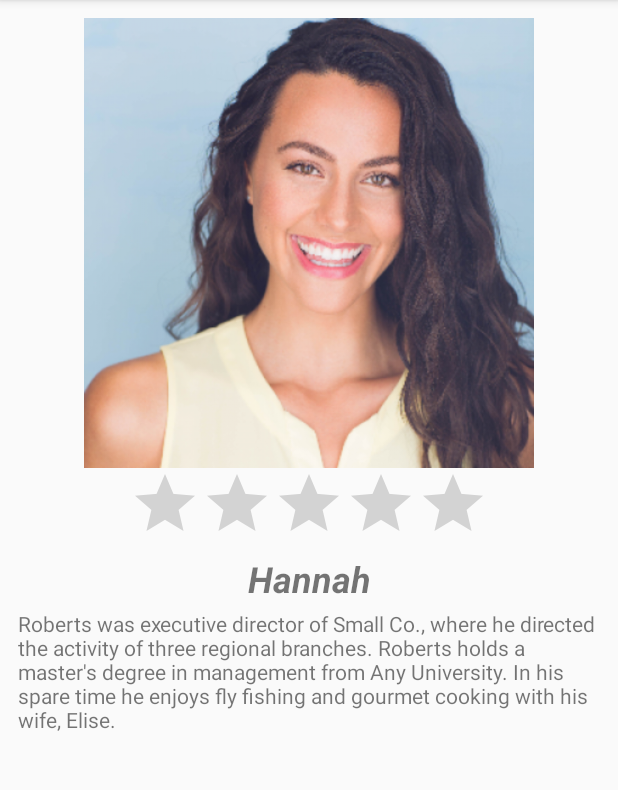
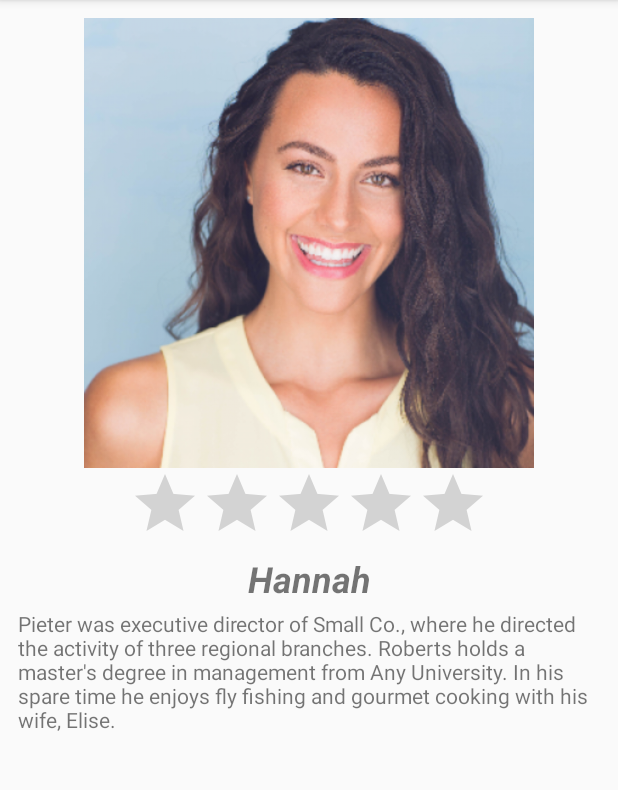
Before and after one commit to tomotten/Friendsr, an Android app: the screen it shows after launch (ProfileActivity), after a tap on "Hannah", on a phone screen of 412 x 824 dp, the part 84-874 px from its top. Run offline under Robolectric (Android 15) with nearby library versions, the phone set to English and light mode, and no system bars.

```diff
--- a/app/src/main/AndroidManifest.xml
+++ b/app/src/main/AndroidManifest.xml
@@ -4,7 +4,7 @@
 
     <application
         android:allowBackup="true"
-        android:icon="@mipmap/ic_launcher"
+        android:icon="@drawable/friendsricon"
         android:label="@string/app_name"
         android:roundIcon="@mipmap/ic_launcher_round"
         android:supportsRtl="true"
--- a/app/src/main/java/com/friendsr/tom/friendsr/FriendsAdapter.java
+++ b/app/src/main/java/com/friendsr/tom/friendsr/FriendsAdapter.java
@@ -31,6 +31,7 @@ public class FriendsAdapter extends ArrayAdapter<Friend> {
         }
         Friend currFriend = friends.get(position);
 
+        // change all personal fields to display friend
         ImageView img = convertView.findViewById(R.id.imgView);
         TextView name = convertView.findViewById(R.id.nameField);
         img.setImageDrawable(getContext().getDrawable(currFriend.getDrawableId()));
--- a/app/src/main/java/com/friendsr/tom/friendsr/MainActivity.java
+++ b/app/src/main/java/com/friendsr/tom/friendsr/MainActivity.java
@@ -20,7 +20,7 @@ public class MainActivity extends AppCompatActivity {
         super.onCreate(savedInstanceState);
         setContentView(R.layout.activity_main);
 
-        String bioTest = "Roberts was executive director of Small Co., where he directed the activity of three regional branches. Roberts holds a master's degree in management from Any University. In his spare time he enjoys fly fishing and gourmet cooking with his wife, Elise.";
+        String bioTest = "Pieter was executive director of Small Co., where he directed the activity of three regional branches. Roberts holds a master's degree in management from Any University. In his spare time he enjoys fly fishing and gourmet cooking with his wife, Elise.";
         Friend a = new Friend("Hannah", bioTest, getResources().getIdentifier("friend0", "drawable", getPackageName()));
         friends.add(a);
         Friend b = new Friend("Hans", bioTest, getResources().getIdentifier("friend1", "drawable", getPackageName()));
```
Also changed, not shown: app/src/main/res/drawable/ic_search_black_24dp.xml (added, +9 -0 lines), app/src/main/res/drawable/friendsricon.png (added), 2 other files.
